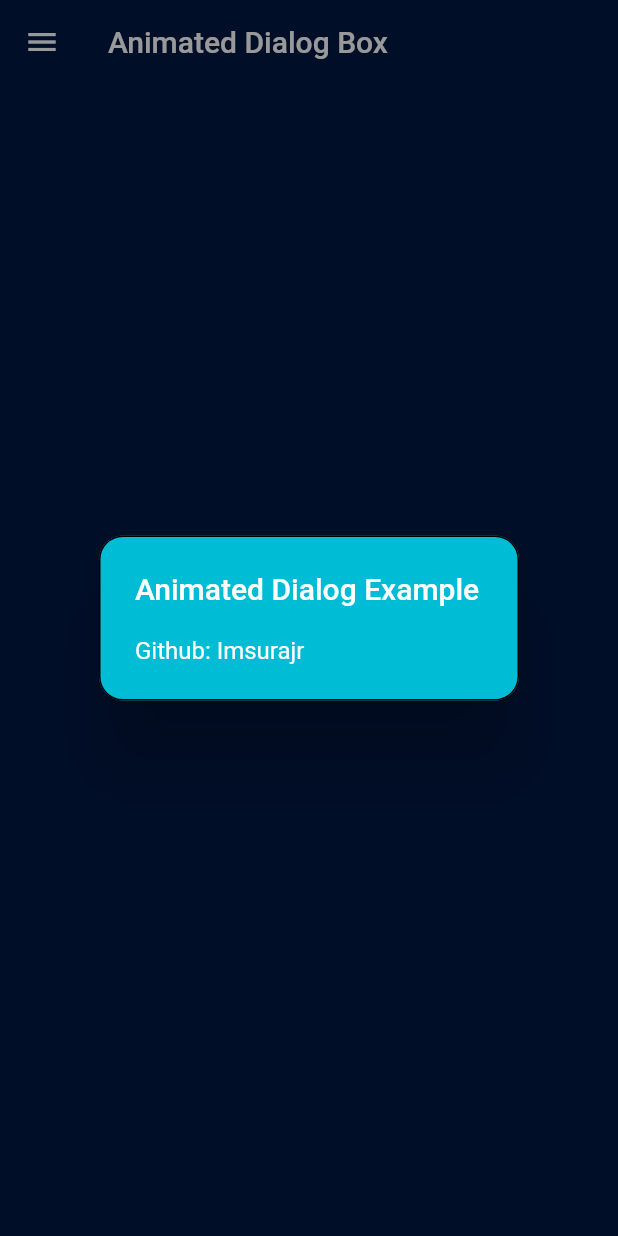
After one commit to dev1abhi/Flutter-Animations, a Flutter app: the AnimatedDialog screen opened directly, after a tap on "Show Dialog", on a phone screen of 412 x 824 dp. The commit adds this screen. Run offline on Flutter 3.47's test engine with Material 2 defaults, Android fonts, the phone set to English and light mode, and no system bars; our stand-ins replace flutter_zoom_drawer, get, lottie.

Commit message:
Animated Dialog Box Added

```diff
--- a/lib/Controllers/drawercontroller.dart
+++ b/lib/Controllers/drawercontroller.dart
@@ -7,6 +7,7 @@ import 'package:flutter_animations/Text/tex_screen.dart';
 import 'package:flutter_animations/screens/bounce_animation.dart';
 import 'package:flutter_zoom_drawer/flutter_zoom_drawer.dart';
 import 'package:get/get.dart';
+import '../Screens/animated_dialog.dart';
 import '../Screens/mainscreen.dart';
 
 class MyDrawerController extends GetxController {
@@ -22,8 +23,8 @@ class MyDrawerController extends GetxController {
   final mainScreen4 = const WaterDropEffect();
   final mainScreen5 = const RipplesAnimation();
   final mainScreen6 = Bounce();
-
   final mainScreen7 = ExplicitAnimations();
+  final mainScreen8 = AnimatedDialog();
 
 
   // Getter to get the current main screen based on the selectedMenuItem
@@ -37,14 +38,15 @@ class MyDrawerController extends GetxController {
         return mainScreen3;
       case 3:
         return mainScreen4;
-       case 4:
+      case 4:
         return mainScreen5;
-       case 5 :
+      case 5 :
         return  mainScreen6 ;
-
-        case 6 :
+      case 6 :
         return  mainScreen7 ;
-      // Add more cases when you are adding new screen
+      case 7 :
+        return  mainScreen8 ;
+    // Add more cases when you are adding new screen
       default:
         return mainScreen1; // Default to mainScreen1 if the selection is not recognized
     }
--- /dev/null
+++ b/lib/Screens/animated_dialog.dart
@@ -0,0 +1,83 @@
+import 'package:flutter/material.dart';
+import 'package:flutter_animations/controllers/drawercontroller.dart';
+import 'package:flutter_animations/helpers/colors.dart';
+import 'package:vector_math/vector_math.dart' as math;
+
+class AnimatedDialog extends StatefulWidget {
+  const AnimatedDialog({Key? key}) : super(key: key);
+
+  @override
+  State<AnimatedDialog> createState() => _AnimatedDialogState();
+}
+
+class _AnimatedDialogState extends State<AnimatedDialog> {
+  @override
+  Widget build(BuildContext context) {
+    return Scaffold(
+      backgroundColor: mainpagecolor,
+      appBar: AppBar(
+        backgroundColor: mainpagecolor,
+        title: const Text('Animated Dialog Box'),
+        leading: IconButton(
+          icon: const Icon(Icons.menu), // You can use any icon you prefer
+          onPressed: () {
+            MyDrawerController.to.toggleDrawer();
+            MyDrawerController.to.update();
+          },
+          hoverColor: Colors.white,
+        ),
+        elevation: 0,
+      ),
+      body: Center(
+        child: ElevatedButton(
+          style: ElevatedButton.styleFrom(
+            backgroundColor: Colors.cyan, // Change this color to your desired button color
+          ),
+          onPressed: () {
+            showGeneralDialog(
+              context: context,
+              pageBuilder: (BuildContext context, Animation<double> animation,
+                  Animation<double> secondaryAnimation) {
+                return Center(
+                  child: Container(
+                    width: 300,
+                    padding: const EdgeInsets.all(20),
+                    color: Colors.white,
+                    child: Column(
+                      mainAxisSize: MainAxisSize.min,
+                      children: [
+                        Text('Hello!!'),
+                        Text('How are you?'),
+                        // Add more content as needed
+                      ],
+                    ),
+                  ),
+                );
+              },
+              barrierDismissible: true,
+              barrierColor: Colors.black.withOpacity(0.4),
+              barrierLabel: '',
+              transitionBuilder: (BuildContext context,
+                  Animation<double> animation,
+                  Animation<double> secondaryAnimation,
+                  Widget child) {
+                return Transform.rotate(
+                  angle: math.radians(animation.value * 360),
+                  child: AlertDialog(
+                    backgroundColor: Colors.cyan,
+                    shape: OutlineInputBorder(
+                        borderRadius: BorderRadius.circular(16.0)),
+                    title: Text('Animated Dialog Example'),
+                    content: Text('Github: Imsurajr'),
+                  ),
+                );
+              },
+              transitionDuration: Duration(milliseconds: 300),
+            );
+          },
+          child: Text('Show Dialog'),
+        ),
+      ),
+    );
+  }
+}
--- a/lib/Screens/menuscreen.dart
+++ b/lib/Screens/menuscreen.dart
@@ -19,7 +19,8 @@ class MenuScreen extends GetView<MyDrawerController> {
     'Water Drop Effect',
     'Ripple Effect',
     'Bounce Animation',
-    "Explicit Animation"
+    "Explicit Animation",
+    "Animated Dialog"
   ];
 
   @override
--- a/pubspec.yaml
+++ b/pubspec.yaml
@@ -36,6 +36,7 @@ dependencies:
   # Use with the CupertinoIcons class for iOS style icons.
   cupertino_icons: ^1.0.2
   lottie: ^2.6.0
+  vector_math: ^2.1.4
 
 dev_dependencies:
   flutter_test:
```
